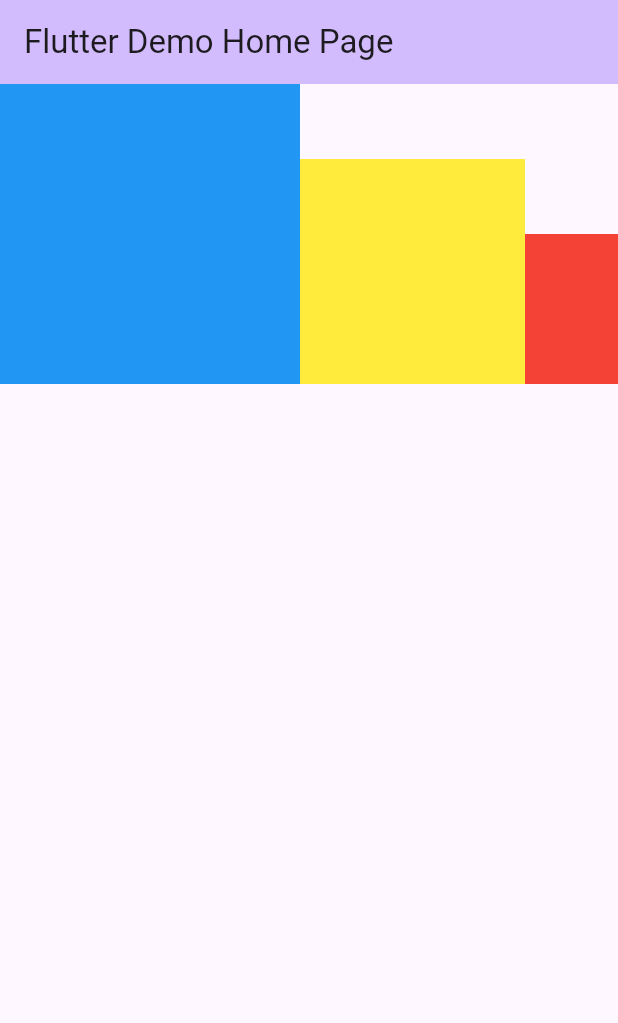
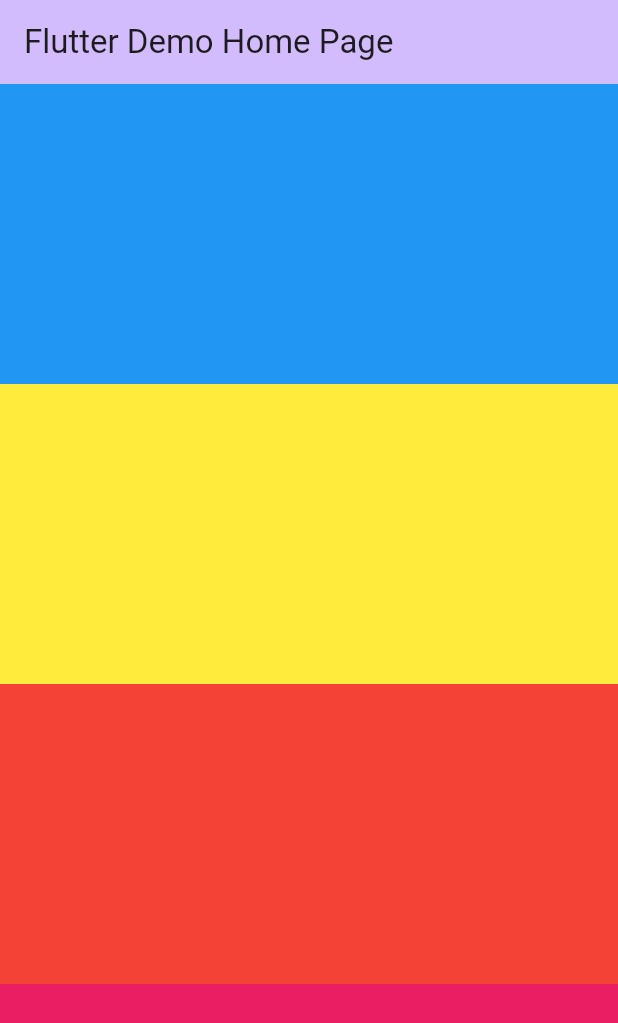
Before and after one commit to riku-yokoyama/Flutter_lesson4_1, a Flutter app: the screen it shows after launch, on a phone screen of 412 x 824 dp. Shown: the top 1023 px of the screen. Run offline on Flutter 3.47's test engine with Material 3 defaults, Android fonts, the phone set to English and light mode, and no system bars.

Commit message:
ListViewを学んだ

```diff
--- a/lib/main.dart
+++ b/lib/main.dart
@@ -46,35 +46,35 @@ class _MyHomePageState extends State<MyHomePage> {
           title: Text(widget.title),
         ),
 
-        // Rowが画面をはみ出した場合にスクロールさせるウィジェット
-        // ※子ウィジェットを一度にビルドするため、パフォーマンス上の問題あり(項目数が多い場合はList viewを使う)
-        body: SingleChildScrollView(
-          // 横方向にスクロール
-          scrollDirection: Axis.horizontal,
-          child: Row(
-            // Rowは横方向なのでMainは横方向の位置、Crossは縦方向の位置を表す
-            mainAxisAlignment: MainAxisAlignment.center,
-            // crossが表現する位置は、画面全体での位置ではなく、Column内での位置
-            crossAxisAlignment: CrossAxisAlignment.end,
-
+        // SingleChildScrollViewよりもパフォーマンスが良いので、大量データを扱う際はListView
+        // RowやColumnを使わなくても、直接Childrenをかける
+        body: ListView(
           children: [
             Container(
               color: Colors.blue,
-                width: 200,
               height: 200,
             ),
             Container(
               color: Colors.yellow,
-                width: 150,
-                height: 150,
+              height: 200,
             ),
             Container(
               color: Colors.red,
-                width: 100,
-                height: 100,
-              )
+              height: 200,
+            ),
+            Container(
+              color: Colors.pink,
+              height: 200,
+            ),
+            Container(
+              color: Colors.purpleAccent,
+              height: 200,
+            ),
+            Container(
+              color: Colors.lightGreen,
+              height: 200,
+            ),
           ],
-          ),
         ));
   }
 }
```
Lines whose indentation alone changed are shown as unchanged.
